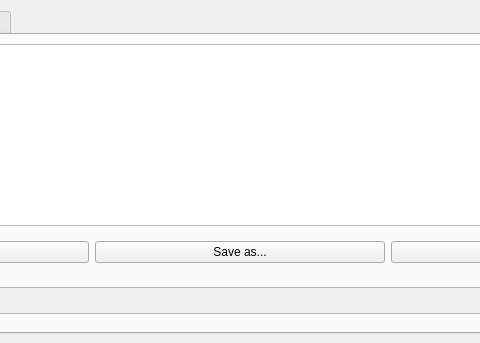
lccanon/Radiotrack, file Radiotrack_dockwidget_base.ui: the form before one commit; both pictures show x 230 to 710 and y 0 to 343 of the 940 by 343 pixel window.
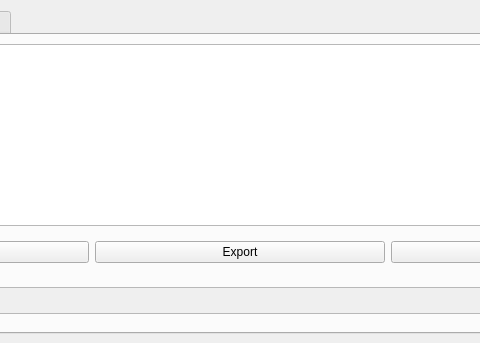
The form after the commit.

```diff
--- a/Radiotrack_dockwidget_base.ui
+++ b/Radiotrack_dockwidget_base.ui
@@ -64,7 +64,7 @@
               <string>Export the table above as a CSV file.</string>
              </property>
              <property name="text">
-              <string>Save as...</string>
+              <string>Export</string>
              </property>
             </widget>
            </item>
```
